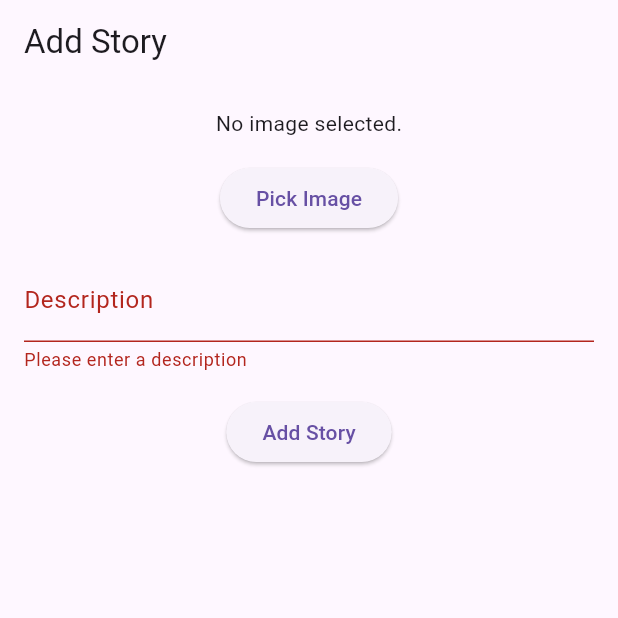
After one commit to AgusTinusT/story_app_flutter, a Flutter app: the AddStoryScreen screen opened by its route, after a tap on "Add Story", on a phone screen of 412 x 824 dp, the top half of it. The commit adds this screen. Run offline on Flutter 3.47's test engine with Material 3 defaults, Android fonts, the phone set to English and light mode, and no system bars; our stand-ins replace flutter_secure_storage, go_router, image_picker; accounts and stored records are empty.

Commit message:
feat(app): implement story app with go_router and image picker
- Migrate navigation to go_router for improved routing management
- Add image_picker for selecting images when adding stories
- Implement add story functionality with image upload
- Display stories in a list view with details and image
- Add story detail screen to show full story information
- Implement logout functionality
- Update dependencies and configurations

```diff
--- /dev/null
+++ b/devtools_options.yaml
@@ -0,0 +1,3 @@
+description: This file stores settings for Dart & Flutter DevTools.
+documentation: https://docs.flutter.dev/tools/devtools/extensions#configure-extension-enablement-states
+extensions:
--- a/lib/models.dart
+++ b/lib/models.dart
@@ -5,10 +5,7 @@ class RegisterResponse {
   RegisterResponse({required this.error, required this.message});
 
   factory RegisterResponse.fromJson(Map<String, dynamic> json) {
-    return RegisterResponse(
-      error: json['error'],
-      message: json['message'],
-    );
+    return RegisterResponse(error: json['error'], message: json['message']);
   }
 }
 
@@ -17,19 +14,16 @@ class LoginResponse {
   final String message;
   final LoginResult? loginResult;
 
-  LoginResponse({
-    required this.error,
-    required this.message,
-    this.loginResult,
-  });
+  LoginResponse({required this.error, required this.message, this.loginResult});
 
   factory LoginResponse.fromJson(Map<String, dynamic> json) {
     return LoginResponse(
       error: json['error'],
       message: json['message'],
-      loginResult: json['loginResult'] != null
-          ? LoginResult.fromJson(json['loginResult'])
-          : null,
+      loginResult:
+          json['loginResult'] != null
+              ? LoginResult.fromJson(json['loginResult'])
+              : null,
     );
   }
 }
@@ -39,11 +33,7 @@ class LoginResult {
   final String name;
   final String token;
 
-  LoginResult({
-    required this.userId,
-    required this.name,
-    required this.token,
-  });
+  LoginResult({required this.userId, required this.name, required this.token});
 
   factory LoginResult.fromJson(Map<String, dynamic> json) {
     return LoginResult(
@@ -53,3 +43,35 @@ class LoginResult {
     );
   }
 }
+
+class Story {
+  final String id;
+  final String name;
+  final String description;
+  final String photoUrl;
+  final DateTime createdAt;
+  final double? lat;
+  final double? lon;
+
+  Story({
+    required this.id,
+    required this.name,
+    required this.description,
+    required this.photoUrl,
+    required this.createdAt,
+    this.lat,
+    this.lon,
+  });
+
+  factory Story.fromJson(Map<String, dynamic> json) {
+    return Story(
+      id: json['id'],
+      name: json['name'],
+      description: json['description'],
+      photoUrl: json['photoUrl'],
+      createdAt: DateTime.parse(json['createdAt']),
+      lat: (json['lat'] as num?)?.toDouble(),
+      lon: (json['lon'] as num?)?.toDouble(),
+    );
+  }
+}
--- /dev/null
+++ b/lib/providers/add_story_provider.dart
@@ -0,0 +1,61 @@
+import 'dart:io';
+
+import 'package:flutter/material.dart';
+import 'package:image_picker/image_picker.dart';
+import 'package:story_app/services/story_service.dart';
+
+class AddStoryProvider extends ChangeNotifier {
+  final StoryService _storyService = StoryService();
+
+  File? _image;
+  bool _isLoading = false;
+  String? _message;
+
+  File? get image => _image;
+  bool get isLoading => _isLoading;
+  String? get message => _message;
+
+  Future<void> pickImage() async {
+    final pickedFile = await ImagePicker().pickImage(
+      source: ImageSource.gallery,
+    );
+
+    if (pickedFile != null) {
+      _image = File(pickedFile.path);
+      notifyListeners();
+    }
+  }
+
+  Future<bool> addStory(String description) async {
+    if (_image == null) {
+      _message = 'Please select an image';
+      notifyListeners();
+      return false;
+    }
+
+    _isLoading = true;
+    notifyListeners();
+
+    try {
+      final bytes = await _image!.readAsBytes();
+      final fileName = _image!.path.split('/').last;
+
+      await _storyService.addStory(description, bytes, fileName);
+
+      _message = 'Story added successfully!';
+      _isLoading = false;
+      notifyListeners();
+      return true;
+    } catch (e) {
+      _message = 'Failed to add story: \$e';
+      _isLoading = false;
+      notifyListeners();
+      return false;
+    }
+  }
+
+  void resetMessage() {
+    _message = null;
+    notifyListeners();
+  }
+}
--- /dev/null
+++ b/lib/providers/home_provider.dart
@@ -0,0 +1,40 @@
+import 'package:flutter/material.dart';
+import 'package:story_app/models.dart';
+import 'package:story_app/services/auth_service.dart';
+import 'package:story_app/services/story_service.dart';
+
+class HomeProvider extends ChangeNotifier {
+  final StoryService _storyService = StoryService();
+  final AuthService _authService = AuthService();
+
+  List<Story> _stories = [];
+  bool _isLoading = false;
+  String? _errorMessage;
+
+  List<Story> get stories => _stories;
+  bool get isLoading => _isLoading;
+  String? get errorMessage => _errorMessage;
+
+  HomeProvider() {
+    fetchStories();
+  }
+
+  Future<void> fetchStories() async {
+    _isLoading = true;
+    _errorMessage = null;
+    notifyListeners();
+
+    try {
+      _stories = await _storyService.getStories();
+    } catch (e) {
+      _errorMessage = 'Failed to load stories: \$e';
+    } finally {
+      _isLoading = false;
+      notifyListeners();
+    }
+  }
+
+  Future<void> logout() async {
+    await _authService.logout();
+  }
+}
--- /dev/null
+++ b/lib/router.dart
@@ -0,0 +1,52 @@
+import 'package:flutter/material.dart';
+import 'package:go_router/go_router.dart';
+import 'package:story_app/screens/add_story_screen.dart';
+import 'package:story_app/screens/home_screen.dart';
+import 'package:story_app/screens/login_screen.dart';
+import 'package:story_app/screens/register_screen.dart';
+import 'package:story_app/screens/splash_screen.dart';
+import 'package:story_app/screens/story_detail_screen.dart';
+
+class AppRouter {
+  static final GoRouter router = GoRouter(
+    routes: <GoRoute>[
+      GoRoute(
+        path: '/',
+        builder: (BuildContext context, GoRouterState state) {
+          return const SplashScreen();
+        },
+      ),
+      GoRoute(
+        path: '/login',
+        builder: (BuildContext context, GoRouterState state) {
+          return const LoginScreen();
+        },
+      ),
+      GoRoute(
+        path: '/register',
+        builder: (BuildContext context, GoRouterState state) {
+          return const RegisterScreen();
+        },
+      ),
+      GoRoute(
+        path: '/home',
+        builder: (BuildContext context, GoRouterState state) {
+          return const HomeScreen();
+        },
+      ),
+      GoRoute(
+        path: '/add_story',
+        builder: (BuildContext context, GoRouterState state) {
+          return const AddStoryScreen();
+        },
+      ),
+      GoRoute(
+        path: '/story/:id',
+        builder: (BuildContext context, GoRouterState state) {
+          final id = state.pathParameters['id']!;
+          return StoryDetailScreen(id: id);
+        },
+      ),
+    ],
+  );
+}
--- /dev/null
+++ b/lib/screens/add_story_screen.dart
@@ -0,0 +1,86 @@
+import 'package:flutter/material.dart';
+import 'package:go_router/go_router.dart';
+import 'package:provider/provider.dart';
+import 'package:story_app/providers/add_story_provider.dart';
+
+class AddStoryScreen extends StatelessWidget {
+  const AddStoryScreen({super.key});
+
+  @override
+  Widget build(BuildContext context) {
+    final descriptionController = TextEditingController();
+    final formKey = GlobalKey<FormState>();
+
+    return Scaffold(
+      appBar: AppBar(title: const Text('Add Story')),
+      body: Consumer<AddStoryProvider>(
+        builder: (context, addStoryProvider, child) {
+          return Padding(
+            padding: const EdgeInsets.all(16.0),
+            child: Form(
+              key: formKey,
+              child: Column(
+                children: [
+                  addStoryProvider.image == null
+                      ? const Text('No image selected.')
+                      : Image.file(addStoryProvider.image!, height: 200),
+                  const SizedBox(height: 16),
+                  ElevatedButton(
+                    onPressed: () => addStoryProvider.pickImage(),
+                    child: const Text('Pick Image'),
+                  ),
+                  const SizedBox(height: 16),
+                  TextFormField(
+                    controller: descriptionController,
+                    decoration: const InputDecoration(labelText: 'Description'),
+                    validator: (value) {
+                      if (value == null || value.isEmpty) {
+                        return 'Please enter a description';
+                      }
+                      return null;
+                    },
+                  ),
+                  const SizedBox(height: 16),
+                  addStoryProvider.isLoading
+                      ? const CircularProgressIndicator()
+                      : ElevatedButton(
+                        onPressed: () async {
+                          if (formKey.currentState!.validate()) {
+                            final success = await addStoryProvider.addStory(
+                              descriptionController.text,
+                            );
+                            if (success) {
+                              if (!context.mounted) return;
+                              ScaffoldMessenger.of(context).showSnackBar(
+                                SnackBar(
+                                  content: Text(
+                                    addStoryProvider.message ??
+                                        'Story added successfully!',
+                                  ),
+                                ),
+                              );
+                              context.pop();
+                            } else {
+                              if (!context.mounted) return;
+                              ScaffoldMessenger.of(context).showSnackBar(
+                                SnackBar(
+                                  content: Text(
+                                    addStoryProvider.message ??
+                                        'Failed to add story.',
+                                  ),
+                                ),
+                              );
+                            }
+                          }
+                        },
+                        child: const Text('Add Story'),
+                      ),
+                ],
+              ),
+            ),
+          );
+        },
+      ),
+    );
+  }
+}
--- a/lib/screens/register_screen.dart
+++ b/lib/screens/register_screen.dart
@@ -1,10 +1,10 @@
 import 'package:flutter/material.dart';
+import 'package:go_router/go_router.dart';
 import 'package:provider/provider.dart';
 import 'package:story_app/providers/auth_provider.dart';
 import 'package:story_app/widgets.dart';
 
 class RegisterScreen extends StatefulWidget {
-  static const String routeName = '/register';
   const RegisterScreen({super.key});
 
   @override
@@ -32,7 +32,7 @@ class _RegisterScreenState extends State<RegisterScreen> {
               content: Text('Registrasi Berhasil! Silakan Login.'),
             ),
           );
-          Navigator.pop(context);
+          context.pop();
         } else {
           final message = response.message;
           ScaffoldMessenger.of(
--- /dev/null
+++ b/lib/services/story_service.dart
@@ -0,0 +1,74 @@
+
+import 'dart:convert';
+import 'package:http/http.dart' as http;
+import 'package:story_app/services/auth_service.dart';
+import '../models.dart';
+
+class StoryService {
+  static const String _baseUrl = 'https://story-api.dicoding.dev/v1';
+  final AuthService _authService = AuthService();
+
+  Future<List<Story>> getStories() async {
+    final token = await _authService.getToken();
+    final url = Uri.parse('$_baseUrl/stories');
+
+    final response = await http.get(
+      url,
+      headers: {
+        'Authorization': 'Bearer $token',
+      },
+    );
+
+    if (response.statusCode == 200) {
+      final data = jsonDecode(response.body);
+      final List<Story> stories = (data['listStory'] as List)
+          .map((storyJson) => Story.fromJson(storyJson))
+          .toList();
+      return stories;
+    } else {
+      throw Exception('Failed to load stories');
+    }
+  }
+
+  Future<Story> getStoryDetail(String id) async {
+    final token = await _authService.getToken();
+    final url = Uri.parse('$_baseUrl/stories/$id');
+
+    final response = await http.get(
+      url,
+      headers: {
+        'Authorization': 'Bearer $token',
+      },
+    );
+
+    if (response.statusCode == 200) {
+      final data = jsonDecode(response.body);
+      return Story.fromJson(data['story']);
+    } else {
+      throw Exception('Failed to load story detail');
+    }
+  }
+
+  Future<void> addStory(
+      String description, List<int> bytes, String fileName) async {
+    final token = await _authService.getToken();
+    final url = Uri.parse('$_baseUrl/stories');
+
+    var request = http.MultipartRequest('POST', url);
+    request.headers['Authorization'] = 'Bearer $token';
+    request.fields['description'] = description;
+    request.files.add(
+      http.MultipartFile.fromBytes(
+        'photo',
+        bytes,
+        filename: fileName,
+      ),
+    );
+
+    final response = await request.send();
+
+    if (response.statusCode != 201) {
+      throw Exception('Failed to add story');
+    }
+  }
+}
--- a/pubspec.yaml
+++ b/pubspec.yaml
@@ -13,6 +13,8 @@ dependencies:
   shared_preferences: ^2.5.3
   flutter_secure_storage: ^9.0.0
   provider: ^6.0.0
+  image_picker: ^1.2.0
+  go_router: ^14.2.0
 
 dev_dependencies:
   flutter_test:
```
Also changed, not shown: lib/main.dart (+11 -14 lines), lib/screens/home_screen.dart (+59 -7 lines), lib/screens/login_screen.dart (+4 -8 lines), lib/screens/splash_screen.dart (+4 -5 lines), lib/screens/story_detail_screen.dart (added, +77 -0 lines), pubspec.lock, 5 other files.
